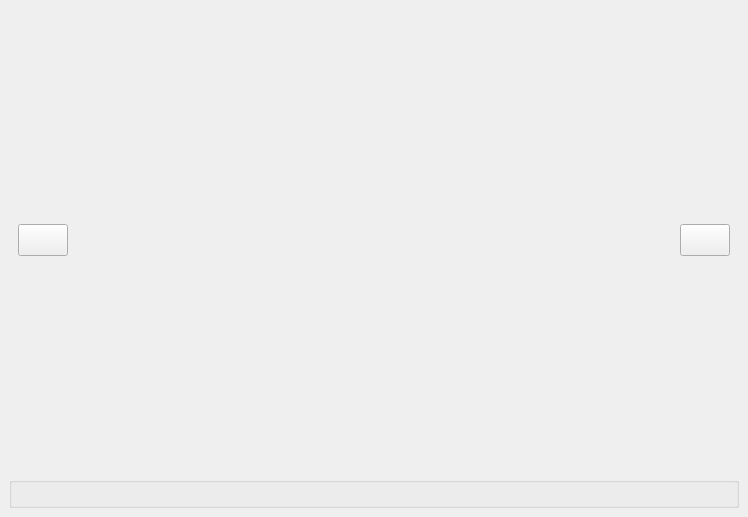
This is src/components/core/inspector/ui/Inspector.ui in KelSolaar/sIBL_GUI as Qt 5 draws it before an edit. The edited form follows.
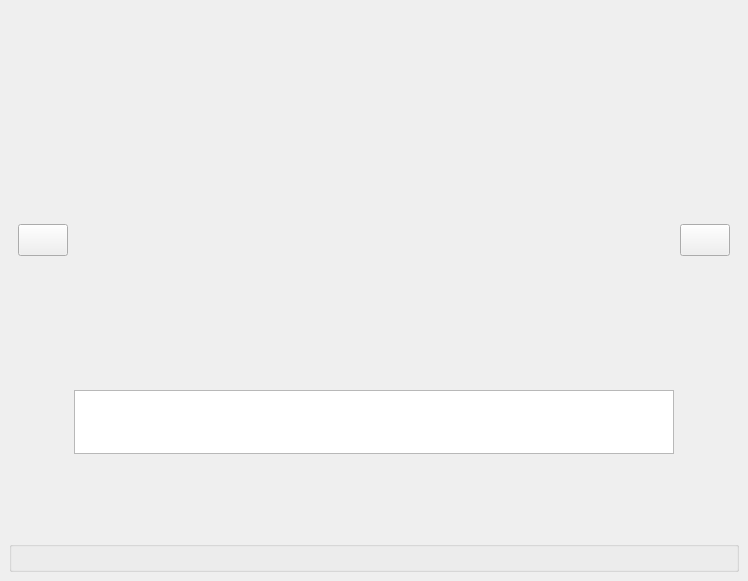
This is the edited form.

Commit message: Implement plates support skeleton.

The edit to the form file:
```diff
--- a/src/components/core/inspector/ui/Inspector.ui
+++ b/src/components/core/inspector/ui/Inspector.ui
@@ -80,22 +80,6 @@
          </layout>
         </widget>
        </item>
-       <item row="3" column="1">
-        <widget class="QFrame" name="Details_frame">
-         <layout class="QGridLayout" name="Details_frame_gridLayout">
-          <item row="0" column="0">
-           <widget class="QLabel" name="Details_label">
-            <property name="text">
-             <string/>
-            </property>
-            <property name="wordWrap">
-             <bool>true</bool>
-            </property>
-           </widget>
-          </item>
-         </layout>
-        </widget>
-       </item>
        <item row="0" column="1">
         <spacer name="Top_verticalSpacer">
          <property name="orientation">
@@ -109,7 +93,7 @@
          </property>
         </spacer>
        </item>
-       <item row="4" column="1">
+       <item row="6" column="1">
         <spacer name="Bottom_verticalSpacer">
          <property name="orientation">
           <enum>Qt::Vertical</enum>
@@ -166,6 +150,44 @@
          </property>
         </widget>
        </item>
+       <item row="5" column="1">
+        <widget class="QFrame" name="Details_frame">
+         <layout class="QGridLayout" name="Details_frame_gridLayout">
+          <item row="1" column="0">
+           <widget class="QLabel" name="Details_label">
+            <property name="text">
+             <string/>
+            </property>
+            <property name="wordWrap">
+             <bool>true</bool>
+            </property>
+           </widget>
+          </item>
+         </layout>
+        </widget>
+       </item>
+       <item row="4" column="1">
+        <widget class="QListWidget" name="Plates_listView">
+         <property name="maximumSize">
+          <size>
+           <width>16777215</width>
+           <height>64</height>
+          </size>
+         </property>
+         <property name="movement">
+          <enum>QListView::Static</enum>
+         </property>
+         <property name="gridSize">
+          <size>
+           <width>48</width>
+           <height>48</height>
+          </size>
+         </property>
+         <property name="viewMode">
+          <enum>QListView::IconMode</enum>
+         </property>
+        </widget>
+       </item>
       </layout>
      </widget>
     </item>
```
Left out of the diff: 12 changed lines with no effect on the pictures. The commit also changes 1 other file.
